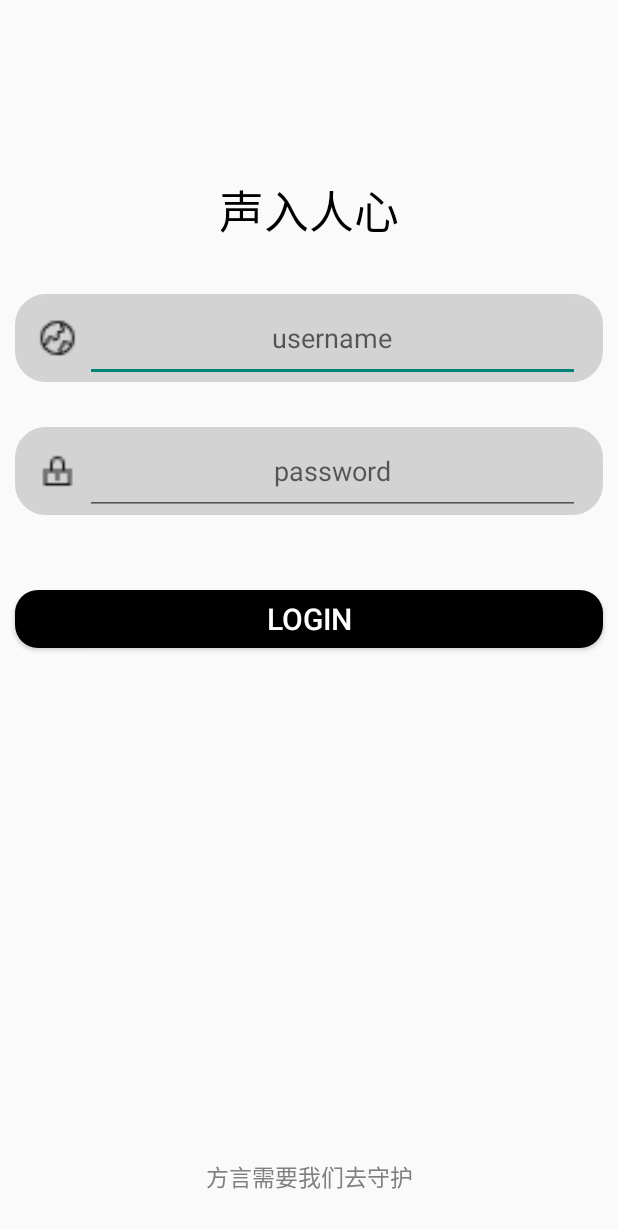
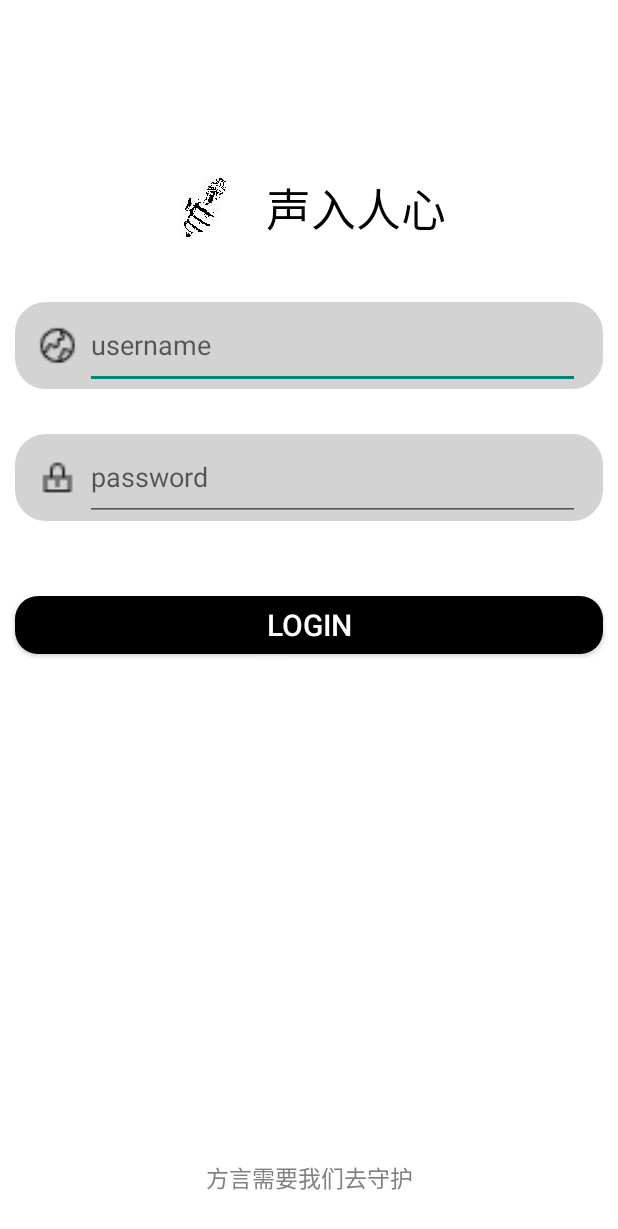
Before and after one commit to Biao0721/DialectTranslation, an Android app: the screen it shows after launch (Login), after a tap on "LOGIN", on a phone screen of 412 x 824 dp. Shown: the top 1229 px of the screen. Run offline under Robolectric (Android 15) with nearby library versions, the light colour scheme and no system bars.

Commit message:
修改登录界面

```diff
--- a/app/src/main/java/com/example/a12053/voicectroller/Login.java
+++ b/app/src/main/java/com/example/a12053/voicectroller/Login.java
@@ -9,12 +9,19 @@ import android.widget.Button;
 import android.widget.EditText;
 import android.widget.Toast;
 
+import java.util.ArrayList;
+import java.util.HashMap;
+import java.util.List;
+import java.util.Map;
+
 public class Login extends AppCompatActivity {
+    List<Map<String, String>> user = new ArrayList<>();
 
     public static String name;
 
-    private Button btnLogin;
-    private EditText et;
+    private EditText usernameET;
+    private EditText passwordET;
+    private Button loginBtn;
 
     private static void setName(String _name){
         name = _name;
@@ -31,23 +38,75 @@ public class Login extends AppCompatActivity {
             actionBar.hide();
         }
 
-        btnLogin = findViewById(R.id.login);
-        et = findViewById(R.id.user);
-        btnLogin.setOnClickListener(new View.OnClickListener() {
+        setUser();
+        init();
+    }
+
+    private void setUser(){
+        String[] accountNumber = {
+                "KonDBin", "DonShanYu", "XieZhuoJun", "LeeJie", "ChenMinHang"
+        };
+
+        String[] userName = {
+                "孔德彬", "董善宇", "谢卓君", "李捷", "陈明航"
+        };
+
+        String[] password = {
+                "123", "123", "123", "123", "123"
+        };
+
+        for(int i = 0; i < accountNumber.length; i++){
+            Map<String, String> userItem = new HashMap<>();
+            userItem.put("account_number", accountNumber[i]);
+            userItem.put("password", password[i]);
+            userItem.put("user_name", userName[i]);
+            user.add(userItem);
+        }
+    }
+
+    private void init(){
+        usernameET = findViewById(R.id.user);
+        passwordET = findViewById(R.id.password);
+        loginBtn   = findViewById(R.id.login);
+        setListeners();
+    }
+
+    private boolean login(){
+        String userText = usernameET.getText().toString();
+        String passwordText = passwordET.getText().toString();
+
+        for(int i = 0; i < user.size(); i++){
+            if(user.get(i).get("account_number").equals(userText) ){
+                if(user.get(i).get("password").equals(passwordText)){
+
+                    setName(user.get(i).get("user_name"));
+                    Toast.makeText(Login.this,"登录成功...",Toast.LENGTH_SHORT).show();
+
+                    return true;
+                }else{
+                    passwordET.setText("");
+                    Toast.makeText(Login.this,"密码错误...",Toast.LENGTH_SHORT).show();
+                    return false;
+                }
+            }else{
+                continue;
+            }
+        }
+        Toast.makeText(Login.this,"未找到用户...",Toast.LENGTH_SHORT).show();
+        return false;
+    }
+
+    private void setListeners(){
+        loginBtn.setOnClickListener(new View.OnClickListener() {
             @Override
             public void onClick(View view) {
-                setName(et.getText().toString().trim());
-
-                if(name.isEmpty()){
-                    Toast.makeText(Login.this, "Name is empty",
-                            Toast.LENGTH_SHORT).show();
-                } else {
-                    Toast.makeText(Login.this,"Successful Login",
-                            Toast.LENGTH_SHORT).show();
-                    Intent intent = new Intent(Login.this,Settings.class);
+                if(login()){
+                    Intent intent = new Intent();
+                    intent.setClass(Login.this, Settings.class);
                     startActivity(intent);
                 }
             }
         });
     }
+
 }
--- a/app/src/main/res/layout/login.xml
+++ b/app/src/main/res/layout/login.xml
@@ -4,22 +4,25 @@
     android:orientation="vertical"
     android:layout_width="match_parent"
     android:layout_height="match_parent"
-    tools:context=".Login">
+    tools:context=".Login"
+    android:background="@color/white">
 
     <LinearLayout
         android:layout_width="match_parent"
         android:layout_height="0dp"
         android:layout_weight="3"/>
 
-    <TextView
-        android:layout_width="match_parent"
-        android:layout_height="0dp"
-        android:layout_weight="1"
-        android:layout_marginBottom="30dp"
-        android:text="@string/app_name"
-        android:gravity="center"
-        android:textSize="30dp"
-        android:textColor="@color/black"/>
+        <TextView
+            android:layout_width="wrap_content"
+            android:layout_height="wrap_content"
+            android:layout_marginBottom="30dp"
+            android:text="@string/app_name"
+            android:gravity="center"
+            android:textSize="30dp"
+            android:textColor="@color/black"
+            android:drawableLeft="@mipmap/login_img"
+            android:layout_gravity="center"
+            android:drawablePadding="20dp"/>
 
     <LinearLayout
         android:layout_width="match_parent"
@@ -44,8 +47,7 @@
             android:layout_height="match_parent"
             android:layout_weight="9"
             android:hint="@string/username"
-            android:layout_marginRight="15dp"
-            android:gravity="center"/>
+            android:layout_marginRight="15dp" />
 
     </LinearLayout>
     <LinearLayout
@@ -72,8 +74,7 @@
             android:layout_weight="9"
             android:hint="@string/password"
             android:layout_marginRight="15dp"
-            android:inputType="textPassword"
-            android:gravity="center"/>
+            android:inputType="textPassword" />
 
     </LinearLayout>
 
```
Also changed, not shown: app/src/main/res/mipmap-hdpi/login_img.jpg (added).
